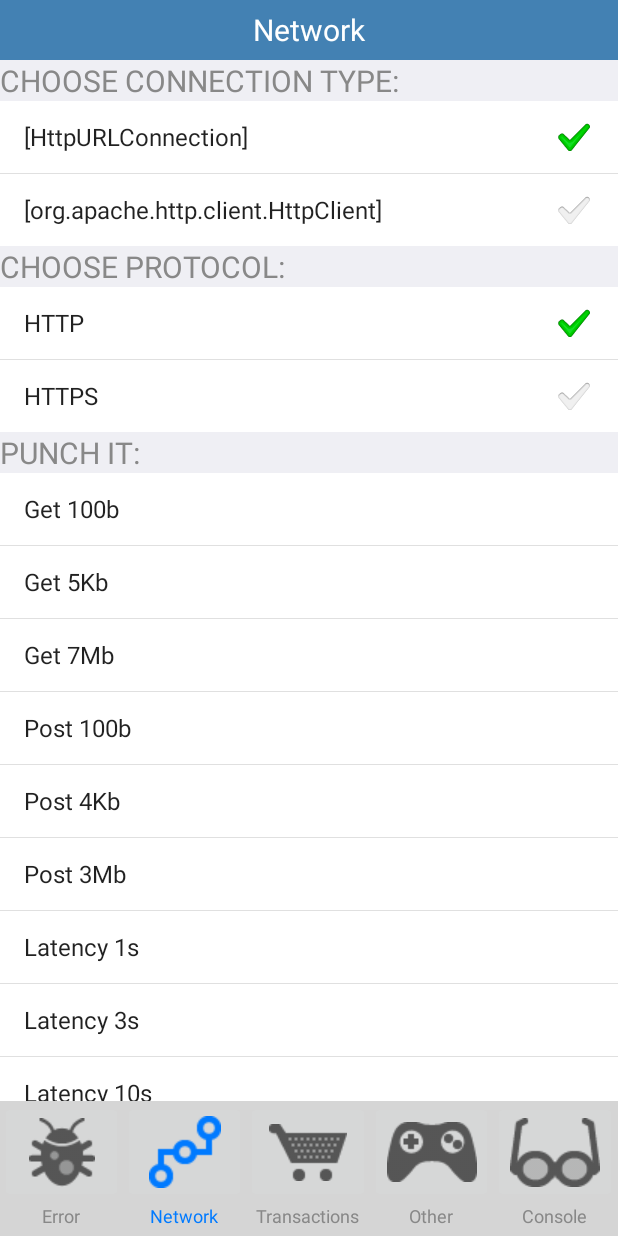
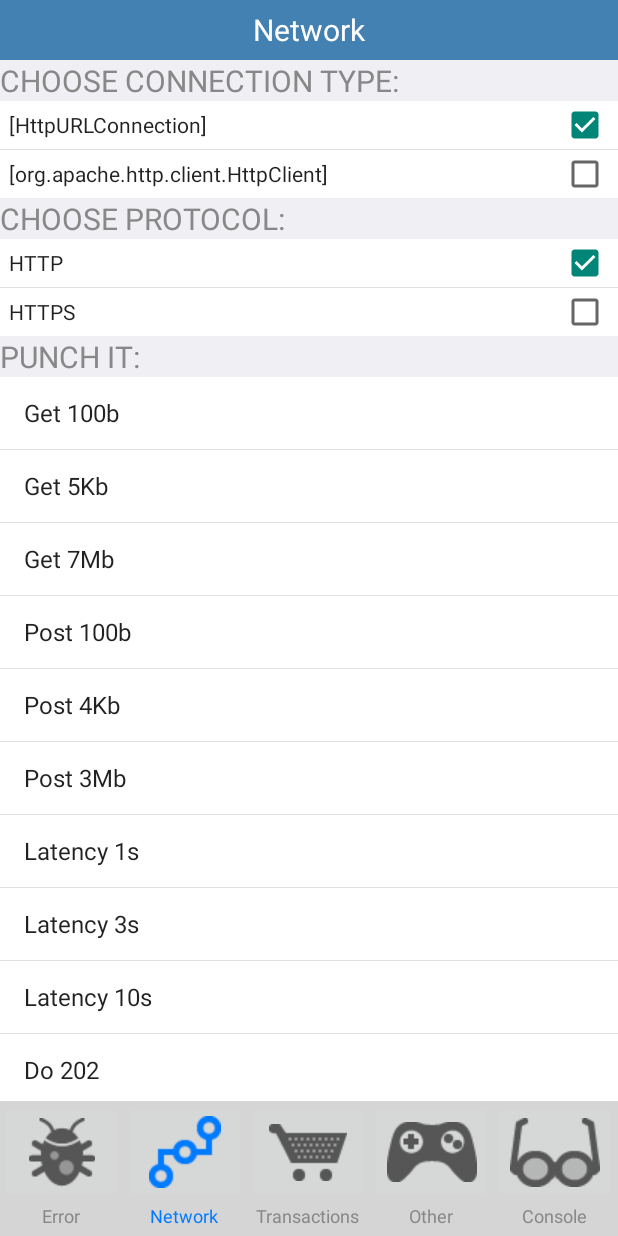
Before and after one commit to vviktoryy/Crittercism, an Android app: the screen it shows after launch (WorkActivity), after a tap on "Network", on a phone screen of 412 x 824 dp. Run offline under Robolectric (Android 15) with nearby library versions, the phone set to English and light mode, and no system bars; 1 statement that could not run was skipped.

Commit message:
no message

```diff
--- a/Crittercism/app/src/main/java/com/crittercism/CheckBoxArrayAdapter.java
+++ b/Crittercism/app/src/main/java/com/crittercism/CheckBoxArrayAdapter.java
@@ -18,8 +18,8 @@ class CheckBoxArrayAdapter extends ArrayAdapter<String> implements CompoundButto
     @Override
     public View getView(int position, View convertView, ViewGroup parent) {
         final CheckedTextView view = (CheckedTextView) super.getView(position, convertView, parent);
-        if (position == 0) {view.setChecked(true);   checkedTextBox = view;}
-
+        // if (position == 0) {view.setChecked(true); /* checkedTextBox = view;*/}
+/*
         view.setOnClickListener(new View.OnClickListener() {
             @Override
             public void onClick(View v) {
@@ -27,7 +27,7 @@ class CheckBoxArrayAdapter extends ArrayAdapter<String> implements CompoundButto
                 ((CheckedTextView)v).setChecked(true);
                 checkedTextBox = ((CheckedTextView)v);
             }
-        });
+        });*/
         return view;
     }
 
--- a/Crittercism/app/src/main/java/com/crittercism/WorkActivity.java
+++ b/Crittercism/app/src/main/java/com/crittercism/WorkActivity.java
@@ -12,6 +12,7 @@ import android.view.Gravity;
 import android.view.View;
 import android.view.ViewGroup;
 import android.widget.AdapterView;
+import android.widget.CheckedTextView;
 import android.widget.ImageButton;
 import android.widget.LinearLayout;
 import android.widget.ListAdapter;
@@ -37,7 +38,9 @@ import java.io.InputStream;
 import java.io.InputStreamReader;
 import java.io.OutputStreamWriter;
 import java.net.HttpURLConnection;
+import java.net.MalformedURLException;
 import java.net.URL;
+import java.sql.Time;
 import java.util.ArrayList;
 
 public class WorkActivity extends FragmentActivity {
@@ -59,6 +62,7 @@ public class WorkActivity extends FragmentActivity {
     private RelativeLayout relativeLayout;
     private ArrayAdapter arrayAdapter;
     private CheckBoxArrayAdapter checkBoxArrayAdapter;
+    private ArrayAdapter<String> stringAdapter;
 
     private LinearLayout workLayout;
     private Context context;
@@ -213,9 +217,14 @@ public class WorkActivity extends FragmentActivity {
         ListView listViewConnection = new ListView(context);
 
         Add_CheckListView(textViewConnection, listViewConnection, transArrayConnection, "CHOOSE CONNECTION TYPE:");
+        //Add_ListView(textViewConnection, listViewConnection, transArrayConnection, "CHOOSE CONNECTION TYPE:");
 
+        listViewConnection.setItemsCanFocus(false);
+        listViewConnection.setChoiceMode(ListView.CHOICE_MODE_SINGLE);
+        listViewConnection.setItemChecked(0,true);
         listViewConnection.setOnItemClickListener(new AdapterView.OnItemClickListener() {
-            public void onItemClick(AdapterView<?> parent, View view,int position, long id) {
+            public void onItemClick(AdapterView<?> parent, View view, int position, long id) {
+                ((CheckedTextView)view).setChecked(true);
                 connType = position;
                 System.out.println(connType);
             }
@@ -225,8 +234,14 @@ public class WorkActivity extends FragmentActivity {
         ListView listViewProtocol = new ListView(context);
 
         Add_CheckListView(textViewProtocol, listViewProtocol, transArrayProtocol, "CHOOSE PROTOCOL:");
+        //Add_ListView(textViewProtocol, listViewProtocol, transArrayProtocol, "CHOOSE PROTOCOL:");
+
+        listViewProtocol.setItemsCanFocus(false);
+        listViewProtocol.setChoiceMode(ListView.CHOICE_MODE_SINGLE);
+        listViewProtocol.setItemChecked(0,true);
         listViewProtocol.setOnItemClickListener(new AdapterView.OnItemClickListener() {
             public void onItemClick(AdapterView<?> parent, View view,int position, long id) {
+                ((CheckedTextView)view).setChecked(true);
                 switch (position) {
                     case 0://HTTP
                         protocol = "http";              break;
@@ -302,10 +317,19 @@ public class WorkActivity extends FragmentActivity {
             action_modifier[0] = "get";
         }
 
+        long bytesRead,bytesSent;
+        if (action_modifier[0].equals("get")){
+            bytesRead = bytes;                    bytesSent = 0;
+        }else{
+            bytesRead = 0;                        bytesSent = bytes;
+        }
+        long timeBeg=0,timeEnd=0;
+
         if (connType==0){//HttpURLConnection
+            URL url_=null;
             try {
                 InputStream myInputStream =null;
-                URL url_= new URL(url);
+                url_= new URL(url);
                 HttpURLConnection conn = (HttpURLConnection) url_.openConnection();
                 /*conn.setInstanceFollowRedirects(true);
                 conn.setRequestProperty("Content-length", "100");
@@ -313,6 +337,8 @@ public class WorkActivity extends FragmentActivity {
                 if (action_modifier[0].equals("post")) conn.setDoOutput(true);
                 conn.setChunkedStreamingMode(0);
                 conn.setRequestMethod(action_modifier[0].toUpperCase());
+                timeBeg =System.currentTimeMillis();
+
                 conn.connect();
 
                 if (action_modifier[0].equals("post")){
@@ -329,6 +355,7 @@ public class WorkActivity extends FragmentActivity {
                     myInputStream = conn.getErrorStream();
                 else
                     myInputStream = conn.getInputStream();
+                timeEnd =System.currentTimeMillis();
 
                 BufferedReader rd = new BufferedReader(new InputStreamReader(myInputStream), 4096);
                 String line = "";
@@ -337,25 +364,30 @@ public class WorkActivity extends FragmentActivity {
                     sbResult.append(line);
                 }
                 rd.close();
-                SetResponsesText("("+status+") "+url);
+                Crittercism.logNetworkRequest(action_modifier[0].toUpperCase(), url_, timeEnd-timeBeg, bytesRead, bytesSent, status, null);
             } catch (Exception e) {
+                Crittercism.logNetworkRequest(action_modifier[0].toUpperCase(), url_, timeEnd-timeBeg, bytesRead, bytesSent, status, e);
                 System.out.println(action_modifier[0]+": " +e.toString());
             }
+            SetResponsesText("(" + status + ") " + url);
         }else {//org.apache.http.client.HttpClient
             HttpResponse response = null;
             HttpClient client = new DefaultHttpClient();
             try {
                 if (action_modifier[0].equals("get")){
                     HttpGet request = new HttpGet(url);
+                    timeBeg =System.currentTimeMillis();
                     response = client.execute(request);
                 } else {
                     HttpPost post = new HttpPost(url);
                     char[] buf = new char[bytes];
                     StringEntity entity = new StringEntity(buf.toString());
                     post.setEntity(entity);
+                    timeBeg =System.currentTimeMillis();
                     response = client.execute(post);
                 }
                 status = response.getStatusLine().getStatusCode();
+                timeEnd =System.currentTimeMillis();
                 if(status < HttpStatus.SC_BAD_REQUEST)  {
                     BufferedReader rd = new BufferedReader
                             (new InputStreamReader(response.getEntity().getContent()), 4096);
@@ -365,11 +397,17 @@ public class WorkActivity extends FragmentActivity {
                         sbResult.append(line);
                     }
                     rd.close();
+                    Crittercism.logNetworkRequest(action_modifier[0].toUpperCase(), new URL(url), timeEnd-timeBeg, bytesRead, bytesSent, status, null);
                 }
             }catch (Exception e) {
+                try {
+                    Crittercism.logNetworkRequest(action_modifier[0].toUpperCase(), new URL(url), timeEnd-timeBeg, bytesRead, bytesSent, status, e);
+                } catch (MalformedURLException e1) {
+                    e1.printStackTrace();
+                }
                 System.out.println(action_modifier[0]+": " +e.toString());
             }
-            SetResponsesText("("+status+") "+url);
+            SetResponsesText("(" + status + ") " + url);
         }
         AddToLog("[Network]: " + componentsString);
     }
@@ -507,7 +545,7 @@ public class WorkActivity extends FragmentActivity {
                 switch (position) {
                     case 0://hello world
                         Crittercism.leaveBreadcrumb("hello world");   AddToLog("[Other]: Leave: 'hello world'");
-                    break;
+                        break;
                     case 1://abc
                         Crittercism.leaveBreadcrumb("abc");           AddToLog("[Other]: Leave: 'abc'");
                         break;
@@ -579,6 +617,21 @@ public class WorkActivity extends FragmentActivity {
     }
 
     private void Add_CheckListView(TextView textView, ListView listView, String[] transArray, String textText){
+
+        Add_TextView(textView,textText);
+
+        listView.setBackgroundColor(Color.WHITE);
+        listView.setDividerHeight(1);
+
+        //arrayAdapter = new ArrayAdapter(this, android.R.layout.simple_list_item_1, transArray);
+        stringAdapter = new ArrayAdapter<String>(this, R.layout.list_item, transArray);
+
+        listView.setAdapter(stringAdapter);
+
+        workLayout.addView(listView);
+        setListViewHeightBasedOnChildren(listView);
+/*
+
         Add_TextView(textView,textText);
 
         listView.setBackgroundColor(Color.WHITE);
@@ -592,7 +645,7 @@ public class WorkActivity extends FragmentActivity {
         listView.setAdapter(checkBoxArrayAdapter);
 
         workLayout.addView(listView);
-        setListViewHeightBasedOnChildren(listView);
+        setListViewHeightBasedOnChildren(listView);*/
     }
 
     private void AddErrorsView() {
@@ -635,7 +688,7 @@ public class WorkActivity extends FragmentActivity {
                         //recurse
                         break;
                 }
-               // Toast.makeText(getApplicationContext(),((TextView) view).getText(), Toast.LENGTH_SHORT).show();
+                // Toast.makeText(getApplicationContext(),((TextView) view).getText(), Toast.LENGTH_SHORT).show();
             }
         });
         /*handle exception*/
@@ -662,7 +715,7 @@ public class WorkActivity extends FragmentActivity {
                         MsgBox("Missing SDK part","No logError: in SDK");
                         break;
                 }
-               // Toast.makeText(getApplicationContext(),((TextView) view).getText(), Toast.LENGTH_SHORT).show();
+                // Toast.makeText(getApplicationContext(),((TextView) view).getText(), Toast.LENGTH_SHORT).show();
             }
         });
     }
@@ -744,8 +797,8 @@ public class WorkActivity extends FragmentActivity {
         Add_TextView(logTextView);
         logTextView.setText(LogString);
         //logTextView.setText(logString);
-   //     View child = getLayoutInflater().inflate(R.layout.console, null);
-   //     workLayout.addView(child);
+        //     View child = getLayoutInflater().inflate(R.layout.console, null);
+        //     workLayout.addView(child);
     }
 
     /*Log*/
--- /dev/null
+++ b/Crittercism/app/src/main/res/layout/list_item.xml
@@ -0,0 +1,7 @@
+<?xml version="1.0" encoding="utf-8"?>
+<CheckedTextView xmlns:android="http://schemas.android.com/apk/res/android"
+    android:layout_width="match_parent" android:layout_height="wrap_content"
+    android:id="@+id/checked_text_entry"
+    android:gravity="center_vertical"
+    android:checkMark="?android:attr/listChoiceIndicatorMultiple"
+    android:paddingLeft="6dip" android:paddingRight="6dip"/>
```
